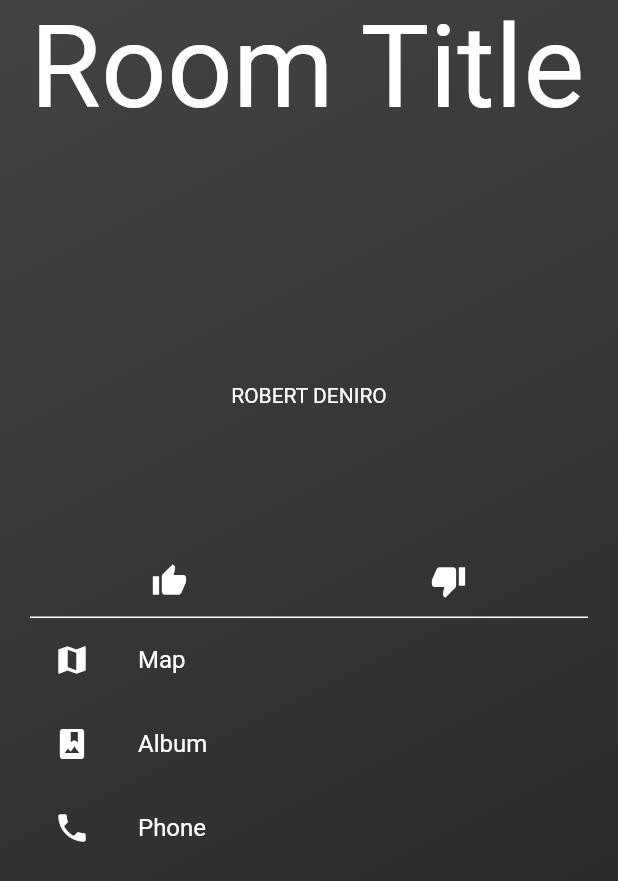
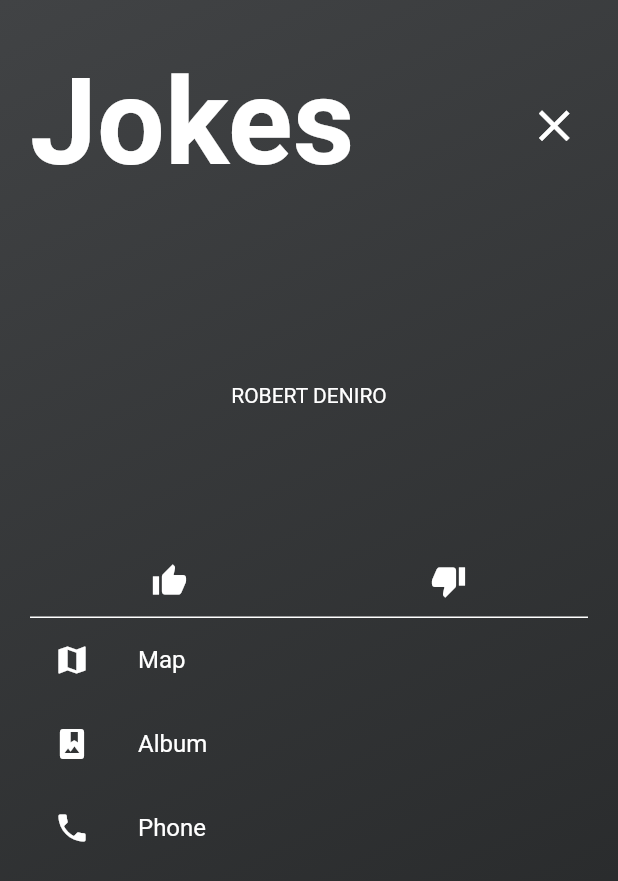
Before and after one commit to Emrin/CrowdEffect, a Flutter app: the ChatRoomSelectionPage screen opened by its route, after a tap on an icon or button, on a phone screen of 412 x 824 dp. Shown: the top 881 px of the screen. Run offline on Flutter 3.47's test engine with Material 2 defaults, Android fonts, the phone set to English and light mode, and no system bars; drawn by our look-alikes of auto_size_text; our stand-ins replace carousel_slider; Roboto replaces fonts that are missing (Montserrat).

Commit message:
fixed responsive title

```diff
--- a/lib/room.dart
+++ b/lib/room.dart
@@ -29,13 +29,29 @@ class ChatRoomPageState extends State<ChatRoomPage> {
             child: Column(
             crossAxisAlignment: CrossAxisAlignment.start,
             children: <Widget>[
-              Container(
-                height: mediaSize.height * 0.2,
-                child: AutoSizeText(
-                  'Room Title',
-                  style: TextStyle(fontSize: 80.0),
-                  maxLines: 2,
-                ),
+              Row(
+                children: <Widget>[
+                  Expanded(
+                      child: Container(
+                      height: mediaSize.height * 0.2,
+                      alignment: Alignment(-1.0,0.0),
+                      child: AutoSizeText(
+                        'Jokes',
+                        style: TextStyle(fontSize: 80.0, fontWeight: FontWeight.bold),
+                        maxLines: 2,
+                      ),
+                    ),
+                  ),
+                  IconButton(
+                    icon: Icon(
+                        Icons.close,
+                        size: 35.0,
+                    ),
+                    onPressed: (){
+                      Navigator.of(context).pop();
+                    },
+                  )
+                ],
               ),
               Container(
                 height: mediaSize.height * 0.3,
--- a/lib/room_selection.dart
+++ b/lib/room_selection.dart
@@ -1,5 +1,7 @@
 import 'package:flutter/material.dart';
 import 'package:carousel_slider/carousel_slider.dart';
+import 'package:auto_size_text/auto_size_text.dart';
+
 
 class ChatRoomSelectionPage extends StatelessWidget{
   @override
@@ -44,20 +46,25 @@ class ChatRoomSelectionPage extends StatelessWidget{
                         child: Container(
                         height: mediaSize.height * 0.25,
                         alignment: Alignment(-1.0,0.0),
-                          child: Stack(
-                            children: <Widget>[
-                              Container(
-                                child: Text('Crowd',
-                                    style: TextStyle(
-                                        fontSize: 80.0, fontWeight: FontWeight.bold)),
-                              ),
-                              Container(
-                                padding: EdgeInsets.only(top: 70.0),
-                                child: Text('Effect',
-                                    style: TextStyle(
-                                        fontSize: 80.0, fontWeight: FontWeight.bold)),
-                              ),
-                            ],
+                          // child: Stack(
+                          //   children: <Widget>[
+                          //     Container(
+                          //       child: Text('Crowd',
+                          //           style: TextStyle(
+                          //               fontSize: 80.0, fontWeight: FontWeight.bold)),
+                          //     ),
+                          //     Container(
+                          //       padding: EdgeInsets.only(top: 70.0),
+                          //       child: Text('Effect',
+                          //           style: TextStyle(
+                          //               fontSize: 80.0, fontWeight: FontWeight.bold)),
+                          //     ),
+                          //   ],
+                          // ),
+                          child:  AutoSizeText(
+                            'Crowd Effect',
+                            style: TextStyle(fontSize: 80.0, fontWeight: FontWeight.bold),
+                            maxLines: 2,
                           ),
                         ),
                       ),
```
Also changed, not shown: lib/main.dart (+23 -16 lines).
